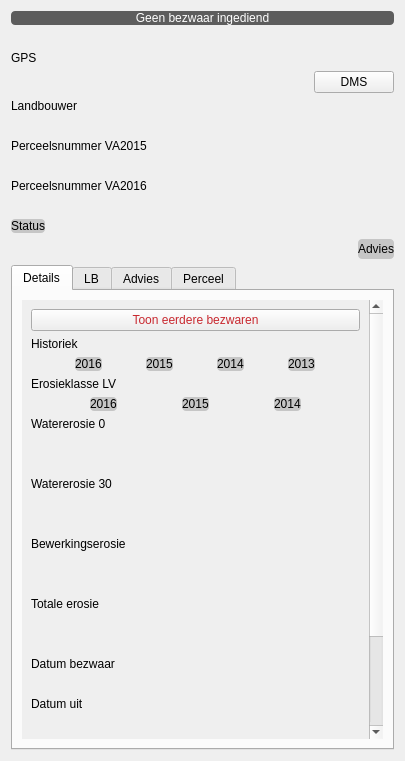
Above: ui_parcelinfocontentwidget.ui from DOV-Vlaanderen/erosiebezwaren before the change. Below: the same form after it.
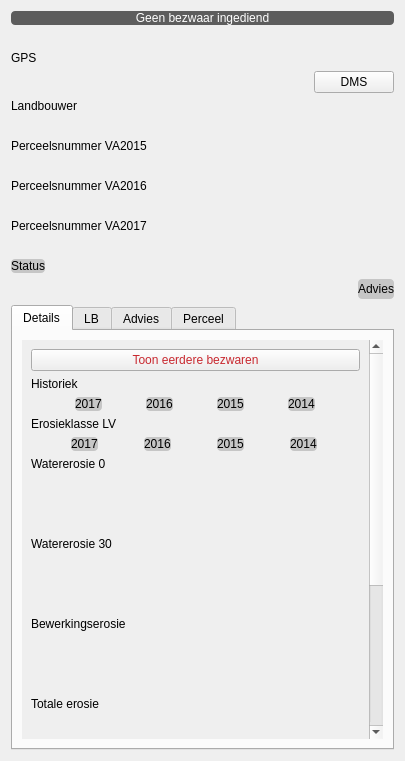
That is the form after the change. Custom widgets are drawn as their Qt base class.

```diff
--- a/ui_parcelinfocontentwidget.ui
+++ b/ui_parcelinfocontentwidget.ui
@@ -170,6 +170,29 @@
      </property>
     </widget>
    </item>
+   <item>
+    <widget class="QLabel" name="lb_perceelsnr_va2017">
+     <property name="text">
+      <string>Perceelsnummer VA2017</string>
+     </property>
+    </widget>
+   </item>
+   <item>
+    <widget class="ValueLabel" name="efw2_perceelsnr_va_2017">
+     <property name="styleSheet">
+      <string notr="true">* { font-style: italic; }</string>
+     </property>
+     <property name="text">
+      <string/>
+     </property>
+     <property name="indent">
+      <number>20</number>
+     </property>
+     <property name="buddy">
+      <cstring>lb_perceelsnr_va2017</cstring>
+     </property>
+    </widget>
+   </item>
    <item>
     <widget class="DefaultColorValueLabel" name="efw_advies_behandeld">
      <property name="sizePolicy">
@@ -299,6 +322,25 @@
              <property name="spacing">
               <number>0</number>
              </property>
+             <item>
+              <widget class="SensitivityColorLabel" name="efw_kleur_2017">
+               <property name="sizePolicy">
+                <sizepolicy hsizetype="Maximum" vsizetype="Preferred">
+                 <horstretch>0</horstretch>
+                 <verstretch>0</verstretch>
+                </sizepolicy>
+               </property>
+               <property name="styleSheet">
+                <string notr="true">* { background-color: #C6C6C6; color: black; border-radius: 4px;}</string>
+               </property>
+               <property name="text">
+                <string>2017</string>
+               </property>
+               <property name="margin">
+                <number>4</number>
+               </property>
+              </widget>
+             </item>
              <item>
               <widget class="SensitivityColorLabel" name="efw_kleur_2016">
                <property name="sizePolicy">
@@ -356,25 +398,6 @@
                </property>
               </widget>
              </item>
-             <item>
-              <widget class="SensitivityColorLabel" name="efw_kleur_2013">
-               <property name="sizePolicy">
-                <sizepolicy hsizetype="Maximum" vsizetype="Preferred">
-                 <horstretch>0</horstretch>
-                 <verstretch>0</verstretch>
-                </sizepolicy>
-               </property>
-               <property name="styleSheet">
-                <string notr="true">* { background-color: #C6C6C6; color: black; border-radius: 4px;}</string>
-               </property>
-               <property name="text">
-                <string>2013</string>
-               </property>
-               <property name="margin">
-                <number>4</number>
-               </property>
-              </widget>
-             </item>
             </layout>
            </item>
            <item>
@@ -386,6 +409,25 @@
            </item>
            <item>
             <layout class="QHBoxLayout" name="horizontalLayout_6">
+             <item>
+              <widget class="SensitivityColorLabel" name="efw_erosieklasse_lv_2017">
+               <property name="sizePolicy">
+                <sizepolicy hsizetype="Maximum" vsizetype="Preferred">
+                 <horstretch>0</horstretch>
+                 <verstretch>0</verstretch>
+                </sizepolicy>
+               </property>
+               <property name="styleSheet">
+                <string notr="true">* { background-color: #C6C6C6; color: black; border-radius: 4px;}</string>
+               </property>
+               <property name="text">
+                <string>2017</string>
+               </property>
+               <property name="margin">
+                <number>4</number>
+               </property>
+              </widget>
+             </item>
              <item>
               <widget class="SensitivityColorLabel" name="efw_erosieklasse_lv_2016">
                <property name="sizePolicy">
@@ -478,6 +520,19 @@
              </property>
             </widget>
            </item>
+           <item>
+            <widget class="ValueLabel" name="efw_watererosie_0_2017">
+             <property name="styleSheet">
+              <string notr="true">* { font-style: italic;}</string>
+             </property>
+             <property name="text">
+              <string/>
+             </property>
+             <property name="indent">
+              <number>20</number>
+             </property>
+            </widget>
+           </item>
            <item>
             <widget class="QLabel" name="lb_watererosie_30">
              <property name="text">
@@ -511,6 +566,19 @@
              </property>
             </widget>
            </item>
+           <item>
+            <widget class="ValueLabel" name="efw_watererosie_30_2017">
+             <property name="styleSheet">
+              <string notr="true">* { font-style: italic;}</string>
+             </property>
+             <property name="text">
+              <string/>
+             </property>
+             <property name="indent">
+              <number>20</number>
+             </property>
+            </widget>
+           </item>
            <item>
             <widget class="QLabel" name="lb_bewerkingserosie">
              <property name="text">
@@ -547,6 +615,19 @@
              </property>
             </widget>
            </item>
+           <item>
+            <widget class="ValueLabel" name="efw_bewerkingserosie_2017">
+             <property name="styleSheet">
+              <string notr="true">* { font-style: italic;}</string>
+             </property>
+             <property name="text">
+              <string/>
+             </property>
+             <property name="indent">
+              <number>20</number>
+             </property>
+            </widget>
+           </item>
            <item>
             <widget class="QLabel" name="lb_totale_erosie">
              <property name="text">
@@ -580,6 +661,19 @@
              </property>
             </widget>
            </item>
+           <item>
+            <widget class="ValueLabel" name="efw_totale_erosie_2017">
+             <property name="styleSheet">
+              <string notr="true">* { font-style: italic;}</string>
+             </property>
+             <property name="text">
+              <string/>
+             </property>
+             <property name="indent">
+              <number>20</number>
+             </property>
+            </widget>
+           </item>
            <item>
             <widget class="QLabel" name="lb_datum_bezwaar">
              <property name="text">
@@ -1525,7 +1619,7 @@
             </widget>
            </item>
            <item>
-            <widget class="SplitMergedValueLabel" name="efw_overlap_perceel_2015_met_2016">
+            <widget class="SplitMergedValueLabel" name="efw_overlap_perceel_2016_met_2017">
              <property name="styleSheet">
               <string notr="true">* { font-style: italic;}</string>
              </property>
@@ -1548,7 +1642,7 @@
             </widget>
            </item>
            <item>
-            <widget class="SplitMergedValueLabel" name="efw_overlap_perceel_2016_met_2015">
+            <widget class="SplitMergedValueLabel" name="efw_overlap_perceel_2017_met_2016">
              <property name="styleSheet">
               <string notr="true">* { font-style: italic;}</string>
              </property>
```
